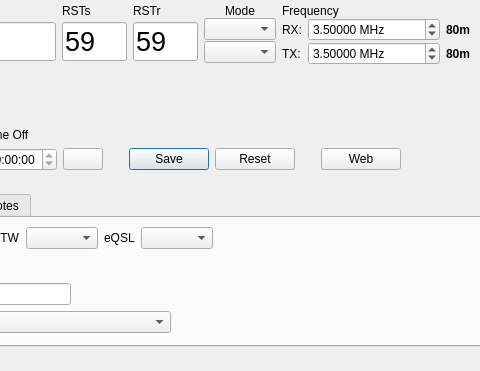
First picture: the form in ui/NewContactWidget.ui, repository k5mcd/QLog, before the edit; both pictures show x 248 to 728 and y 0 to 371 of the 971 by 371 pixel window.
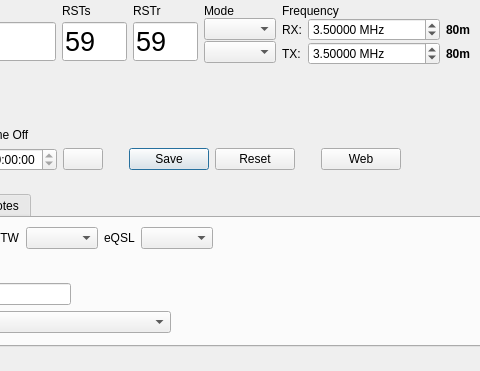
Second picture: the form after the edit. Icons and pictures are not drawn. Custom widgets are drawn as their Qt base class.

Commit message: Main Layout: State/Geometry is a part of the Layout Profile

```diff
--- a/ui/NewContactWidget.ui
+++ b/ui/NewContactWidget.ui
@@ -396,18 +396,14 @@
           </layout>
          </item>
          <item row="0" column="3">
-          <layout class="QHBoxLayout" name="horizontalLayout_12">
-           <item>
             <widget class="QLabel" name="modeLabel">
              <property name="text">
               <string>Mode</string>
              </property>
              <property name="alignment">
-              <set>Qt::AlignCenter</set>
-             </property>
-            </widget>
-           </item>
-          </layout>
+            <set>Qt::AlignLeading|Qt::AlignLeft|Qt::AlignVCenter</set>
+           </property>
+          </widget>
          </item>
         </layout>
        </item>
```
Lines whose indentation alone changed are shown as unchanged. The commit also changes 13 other files.
